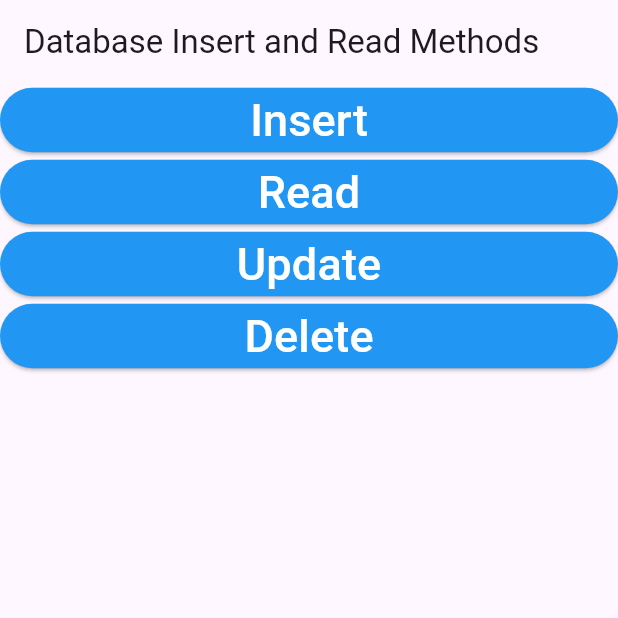
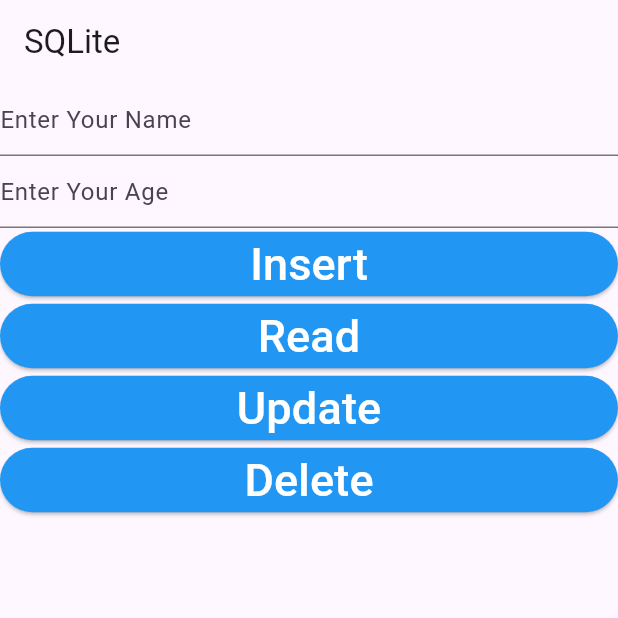
Before and after one commit to Aabis-Ahmed-Hassan/Notepad-SQLite-, a Flutter app: the screen it shows after launch, after a tap on "Insert", on a phone screen of 412 x 824 dp, the top half of it. Run offline on Flutter 3.47's test engine with Material 3 defaults, Android fonts, the phone set to English and light mode, and no system bars; our stand-ins replace sqflite; accounts and stored records are empty.

Commit message:
Done with entering dynamic data in SQLite

```diff
--- a/lib/homescreen.dart
+++ b/lib/homescreen.dart
@@ -10,15 +10,29 @@ class HomeScreen extends StatefulWidget {
 }
 
 class _HomeScreenState extends State<HomeScreen> {
+  final _nameController = TextEditingController();
+  final _ageController = TextEditingController();
   int x = 0;
   @override
   Widget build(BuildContext context) {
     return Scaffold(
       appBar: AppBar(
-        title: Text('Database Insert and Read Methods'),
+        title: Text('SQLite'),
       ),
       body: Column(
         children: [
+          TextFormField(
+            controller: _nameController,
+            decoration: InputDecoration(
+              hintText: 'Enter Your Name',
+            ),
+          ),
+          TextFormField(
+            controller: _ageController,
+            decoration: InputDecoration(
+              hintText: 'Enter Your Age',
+            ),
+          ),
           //insert
           ElevatedButton(
             style: ButtonStyle(
@@ -30,9 +44,8 @@ class _HomeScreenState extends State<HomeScreen> {
               x++;
               await DBHandler().insertData(
                 ModalClass(
-                  id: x,
-                  name: 'Inserted Name',
-                  age: 12,
+                  name: _nameController.text,
+                  age: int.parse(_ageController.text),
                 ),
               );
             },
@@ -55,7 +68,10 @@ class _HomeScreenState extends State<HomeScreen> {
             ),
             onPressed: () async {
               List<ModalClass> myList = await DBHandler().readData();
-              print(myList[1].name);
+              int y = 2;
+              print(myList[y].id);
+              print(myList[y].name);
+              print(myList[y].age);
             },
             child: Center(
               child: Text(
--- a/lib/modal_class.dart
+++ b/lib/modal_class.dart
@@ -1,10 +1,10 @@
 class ModalClass {
-  int id;
+  int? id;
   String name;
   int age;
 
   ModalClass({
-    required this.id,
+    this.id,
     required this.name,
     required this.age,
   });
```
